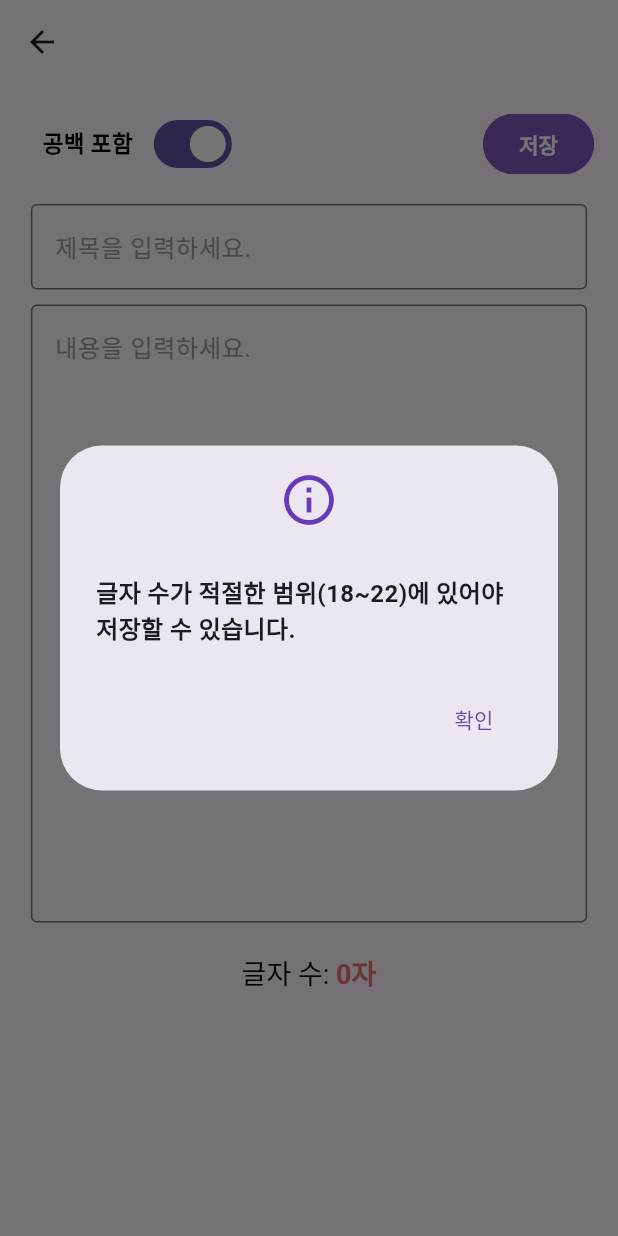
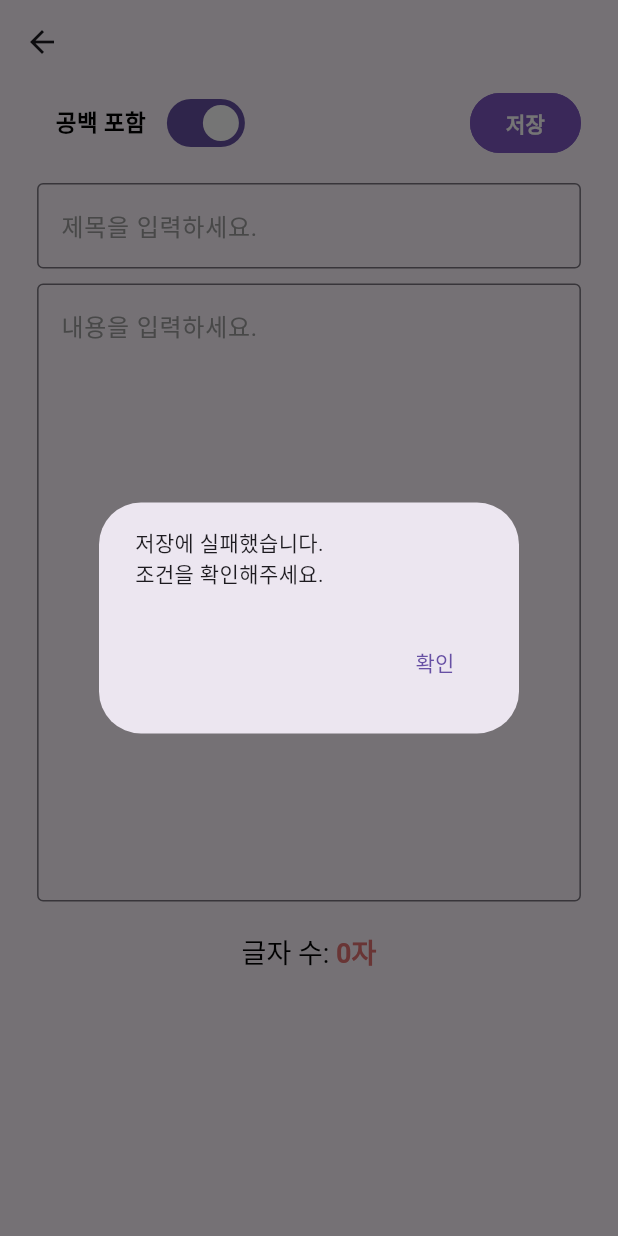
Before and after one commit to OhYeonKyeong/txt2000, a Flutter app: the WritePage screen opened by its route, after a tap on "저장", on a phone screen of 412 x 824 dp. Run offline on Flutter 3.47's test engine with Material 3 defaults, Android fonts, the phone set to English and light mode, and no system bars; our stand-ins replace sqflite; accounts and stored records are empty.

Commit message:
한거: 뒤로가기 UX개선, 구조 모델 사용하는걸로 변경, 전체여백 조절은 일단 위젯으로 뺌 할거: 삭제 후 UX개선... list로 돌아갔는데 뒤로가기가 왜없냐.......

```diff
--- a/lib/main.dart
+++ b/lib/main.dart
@@ -13,13 +13,33 @@ class MyApp extends StatelessWidget {
   @override
   Widget build(BuildContext context) {
     return MaterialApp(
-      // title: '하루 한 바닥',
-      initialRoute: '/', // 홈 경로
-      routes: {
-        '/': (context) => HomePage(),
-        '/list': (context) => ListPage(),
-        '/write': (context) => WritePage(),
-        '/detail': (context) => DetailPage(),
+      initialRoute: '/home',
+      onGenerateRoute: (settings) {
+        switch (settings.name) {
+          case '/home':
+            return MaterialPageRoute(builder: (_) => HomePage());
+          case '/list':
+            return MaterialPageRoute(builder: (_) => ListPage());
+          case '/write':
+            return MaterialPageRoute(
+              builder: (_) => WritePage(),
+              settings: settings,
+            );
+          case '/detail':
+            return MaterialPageRoute(
+              // detail_pags 에서 const DetailPage({super.key}); 선언 안하면 여기 오류남
+              // 이유 ? MaterialPageRoute나 Navigator는 자동으로 Key를 넘기는데
+              // 페이지가 그걸 받을 준비가 안 돼 있으면 컴파일러가 빨간줄 내는 거야!
+              builder: (_) => DetailPage(),
+              settings: settings,
+            );
+          default:
+            return MaterialPageRoute(
+              builder: (_) => Scaffold(
+                body: Center(child: Text('404: 페이지를 찾을 수 없습니다')),
+              ),
+            );
+        }
       },
     );
   }
--- /dev/null
+++ b/lib/models/text_model.dart
@@ -0,0 +1,41 @@
+class TextModel {
+  final int? seq;
+  final String title;
+  final String content;
+  final String createdAt;
+  final String modifiedAt;
+
+  TextModel({
+    this.seq,
+    required this.title,
+    required this.content,
+    required this.createdAt,
+    required this.modifiedAt,
+  });
+
+  factory TextModel.fromMap(Map<String, dynamic> map) => TextModel(
+    seq: map['seq'],
+    title: map['title'],
+    content: map['content'],
+    createdAt: map['createdAt'],
+    modifiedAt: map['modifiedAt'],
+  );
+
+  Map<String, dynamic> toMap() {
+    // final map = { 으로 선언하면 seq 타입 캐스트 오류가 난다.
+    // 타입을 명시해줘야 한다.
+    final Map<String, dynamic> map = {
+      'title': title,
+      'content': content,
+      'createdAt': createdAt,
+      'modifiedAt': modifiedAt,
+    };
+
+    if (seq != null) {
+      map['seq'] = seq;
+    }
+
+    return map;
+  }
+
+}
--- a/lib/pages/write_page.dart
+++ b/lib/pages/write_page.dart
@@ -1,9 +1,12 @@
 import 'package:flutter/material.dart';
 import 'package:intl/intl.dart';
 import 'package:txt2000/database/db_helper.dart';
-import 'package:intl/intl.dart';
+import '../models/text_model.dart';
+import '../widgets/common_page_wrapper.dart';
 
 class WritePage extends StatefulWidget {
+  const WritePage({super.key});
+
   @override
   _WritePageState createState() => _WritePageState();
 }
@@ -13,17 +16,37 @@ class _WritePageState extends State<WritePage> {
   // DB인스턴스
   final DBHelper _dbHelper = DBHelper();
 
-  // 텍스트 변수
+  // 텍스트 변수들
   final TextEditingController _titleController = TextEditingController();
   final TextEditingController _contentController = TextEditingController();
   bool _includeSpaces = true;
-
 
   // 글자 수 제한 관련 변수들
   int _baseCharCount = 20;
   double _tolerance = 0.1;
   int get minTxt => (_baseCharCount * (1 - _tolerance)).round();
   int get maxTxt => (_baseCharCount * (1 + _tolerance)).round();
+
+  // 글 수정 관련 변수들
+  bool _isEditMode = false;
+  TextModel? _textData;
+
+  // 수정으로 진입한 경우 파라미터 처리
+  @override
+  void didChangeDependencies() {
+    super.didChangeDependencies();
+    final args = ModalRoute.of(context)!.settings.arguments;
+    if (args is Map && args['mode'] == 'edit') {
+      _isEditMode = true;
+      _textData = args['text'];
+
+      print('데이터 : ');
+      print(_textData!);
+
+      _titleController.text = _textData?.title ?? '';
+      _contentController.text = _textData?.content ?? '';
+    }
+  }
 
   // 공백 포함 여부에 따라 글자 수 계산 (비공개)
   int _getCharCount() {
@@ -51,7 +74,7 @@ class _WritePageState extends State<WritePage> {
   }
 
   // 저장 기능 (비공개)
-  Future<void> _saveText(String savedText) async {
+  Future<int> _saveText(String savedText) async {
     String _saveTitle = _titleController.text.trim();
     String _saveContent = _contentController.text.trim();
 
@@ -62,17 +85,37 @@ class _WritePageState extends State<WritePage> {
     }
 
     final now = DateTime.now().toIso8601String();
-
-    // 저장할 row 구성
-    Map<String, dynamic> row = {
-      'title': _saveTitle,
-      'content': _saveContent,
-      'createdAt': now,
-      'modifiedAt': now,
-    };
+    int returnRow = -1;
 
     try {
-      await _dbHelper.insertText(row);
+      if(_isEditMode) {
+        // 수정
+        final updated = TextModel(
+          seq: _textData!.seq,
+          title: _saveTitle,
+          content: _saveContent,
+          createdAt: _textData!.createdAt, // 기존 생성일 유지
+          modifiedAt: now,
+        );
+
+        setState(() {
+          _textData = updated;
+        });
+
+        returnRow = await _dbHelper.updateText(updated);
+
+      } else {
+        // 신규 생성
+        final newText = TextModel(
+          title: _saveTitle,
+          content: _saveContent,
+          createdAt: now,
+          modifiedAt: now,
+        );
+
+        returnRow = await _dbHelper.insertText(newText);
+      }
+
     } catch (e) {
       // 실패 시 예외 처리
       print('저장 실패: $e');
@@ -90,6 +133,23 @@ class _WritePageState extends State<WritePage> {
       );
     }
 
+    return returnRow;
+  }
+
+  // 메시지 기능
+  Future<void> _showErrorDialog() async {
+    await showDialog(
+      context: context,
+      builder: (_) => AlertDialog(
+        content: Text('저장에 실패했습니다.\n조건을 확인해주세요.'),
+        actions: [
+          TextButton(
+            onPressed: () => Navigator.pop(context),
+            child: Text('확인'),
+          ),
+        ],
+      ),
+    );
   }
 
   @override
@@ -102,16 +162,9 @@ class _WritePageState extends State<WritePage> {
   Widget build(BuildContext context) {
     return Scaffold(
       appBar: AppBar(
-        // title: Text('하루 한 바닥'),
-        leading: IconButton(
-          icon: Icon(Icons.arrow_back),
-          onPressed: () {
-            Navigator.pop(context);
-          },
-        ),
+        // title: Text('저장된 글 목록'),
       ),
-      body: Padding(
-        padding: const EdgeInsets.all(16.0),
+      body: PageWrapper(
         child: Column(
           children: [
             // 공백 포함 라벨 + 스위치 행
@@ -139,77 +192,58 @@ class _WritePageState extends State<WritePage> {
                 Spacer(),
                 ElevatedButton(
                   onPressed: () async {
-                    // 저장할 수 있는 글자 수면 저장
-                    if(_isCharCountValid()) {
-                      await _saveText(_contentController.text);
-                      await showDialog(
-                        context: context,
-                        builder: (BuildContext context) {
-                          return AlertDialog(
-                            content: Column(
-                              mainAxisSize: MainAxisSize.min,
-                              children: [
-                                Icon(
-                                  Icons.info_outline,
-                                  size: 40,
-                                  color: Colors.deepPurple,
-                                ),
-                                SizedBox(height: 30),
-                                Text(
-                                  '저장되었습니다.',
-                                  style: TextStyle(fontSize: 16,
-                                      fontWeight: FontWeight.bold),
-                                ),
-                              ],
-                            ),
-                            actions: [
-                              TextButton(
-                                child: Text('확인'),
-                                onPressed: () {
-                                  Navigator.of(context).pop(); // 알림창 닫기
-                                  Navigator.of(context).pop(); // 저장 후 홈(목록)으로 이동
-                                },
-                              ),
-                            ],
+                    if (_isCharCountValid()) {
+                      String _saveTitle = _titleController.text.trim();
+                      String _saveContent = _contentController.text.trim();
+
+                      if (_saveTitle.isEmpty) {
+                        final now = DateTime.now();
+                        _saveTitle = DateFormat('yyyy-MM-dd').format(now) + '에 쓴 글';
+                      }
+
+                      final now = DateTime.now().toIso8601String();
+                      int returnRow = -1;
+                      int? newSeq;
+
+                      try {
+                        if (_isEditMode) {
+                          final updated = TextModel(
+                            seq: _textData!.seq,
+                            title: _saveTitle,
+                            content: _saveContent,
+                            createdAt: _textData!.createdAt,
+                            modifiedAt: now,
                           );
-                        },
-                      );
+                          returnRow = await _dbHelper.updateText(updated);
+                          newSeq = updated.seq;
+                        } else {
+                          final created = TextModel(
+                            title: _saveTitle,
+                            content: _saveContent,
+                            createdAt: now,
+                            modifiedAt: now,
+                          );
+                          returnRow = await _dbHelper.insertText(created);
+                          newSeq = returnRow;
+                        }
+
+                        if (returnRow > 0 && newSeq != null) {
+                          Navigator.pushReplacementNamed(
+                            context,
+                            '/detail',
+                            arguments: {'seq': newSeq},
+                          );
+                        } else {
+                          // 실패 시 → 현재 화면 유지 + Alert
+                          await _showErrorDialog();
+                        }
+                      } catch (e) {
+                        print('저장 실패: $e');
+                        await _showErrorDialog();
+                      }
+                    } else {
+                      await _showErrorDialog();
                     }
-                    // 분량 미달 혹은 초과면 돌려 보냄
-                    else {
-                      await showDialog(
-                        context: context,
-                        builder: (BuildContext context) {
-                          return AlertDialog(
-                            content: Column(
-                              mainAxisSize: MainAxisSize.min,
-                              children: [
-                                Icon(
-                                  Icons.info_outline,
-                                  size: 40,
-                                  color: Colors.deepPurple,
-                                ),
-                                SizedBox(height: 30),
-                                Text(
-                                    '글자 수가 적절한 범위(${minTxt}~${maxTxt})에 있어야 저장할 수 있습니다.',
-                                  style: TextStyle(fontSize: 16,
-                                  fontWeight: FontWeight.bold),
-                                ),
-                              ],
-                            ),
-                            actions: [
-                              TextButton(
-                                child: Text('확인'),
-                                onPressed: () {
-                                  Navigator.of(context).pop();
-                                },
-                              ),
-                            ],
-                          );
-                        },
-                      );
-                    }
-
                   },
                   style: ElevatedButton.styleFrom(
                     side: BorderSide(color: Color(0xFF7E57C2), width: 2.0),
--- /dev/null
+++ b/lib/widgets/common_page_wrapper.dart
@@ -0,0 +1,20 @@
+import 'package:flutter/material.dart';
+
+class PageWrapper extends StatelessWidget {
+  final Widget child;
+
+  const PageWrapper({super.key, required this.child});
+
+  @override
+  Widget build(BuildContext context) {
+    final screenWidth = MediaQuery.of(context).size.width;
+    final horizontalPadding = screenWidth * 0.06; // 화면 너비의 5%
+
+    return Padding(
+      padding: EdgeInsets.symmetric(
+          horizontal: horizontalPadding, vertical: 2.0
+      ),
+      child: child,
+    );
+  }
+}
```
Also changed, not shown: lib/database/db_helper.dart (+42 -8 lines), lib/pages/detail_page.dart (+118 -5 lines), lib/pages/list_page.dart (+37 -22 lines), 1 other file.
